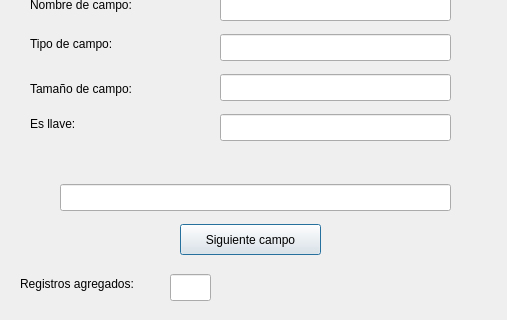
This is registros.ui in Denisse23/ProyectoArchivos as Qt 5 draws it before an edit; both pictures show x 0 to 507 and y 146 to 466 of the 507 by 466 pixel window. The edited form follows.
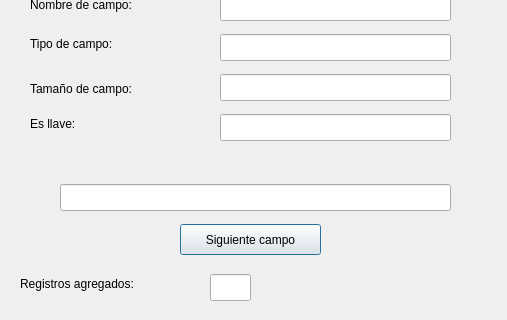
This is the edited form.

```diff
--- a/registros.ui
+++ b/registros.ui
@@ -205,7 +205,7 @@
   <widget class="QLineEdit" name="lnumregistros_registros">
    <property name="geometry">
     <rect>
-     <x>170</x>
+     <x>210</x>
      <y>420</y>
      <width>41</width>
      <height>27</height>
```
Left out of the diff: 2 changed lines with no effect on the pictures.
